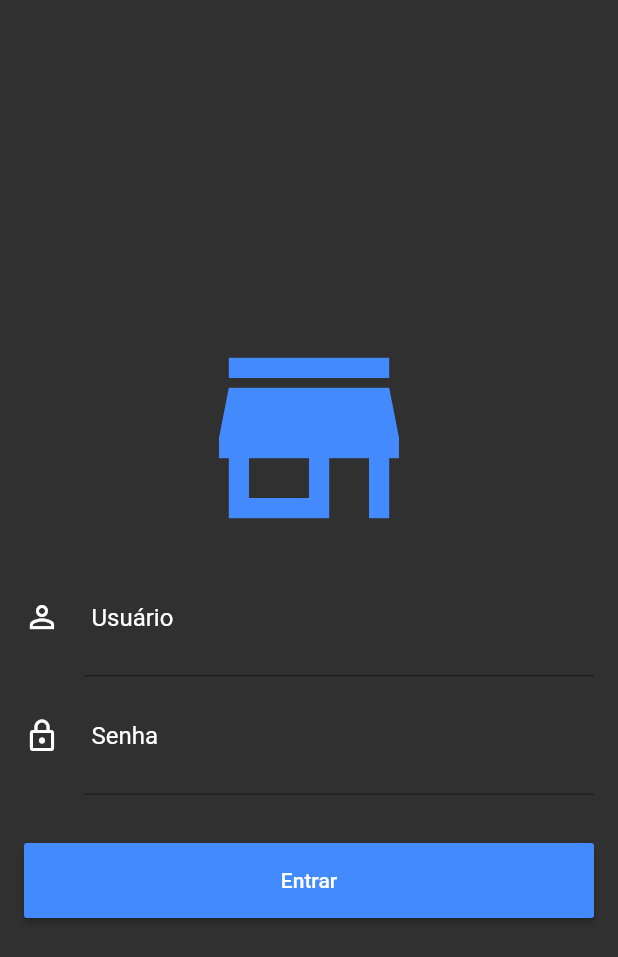
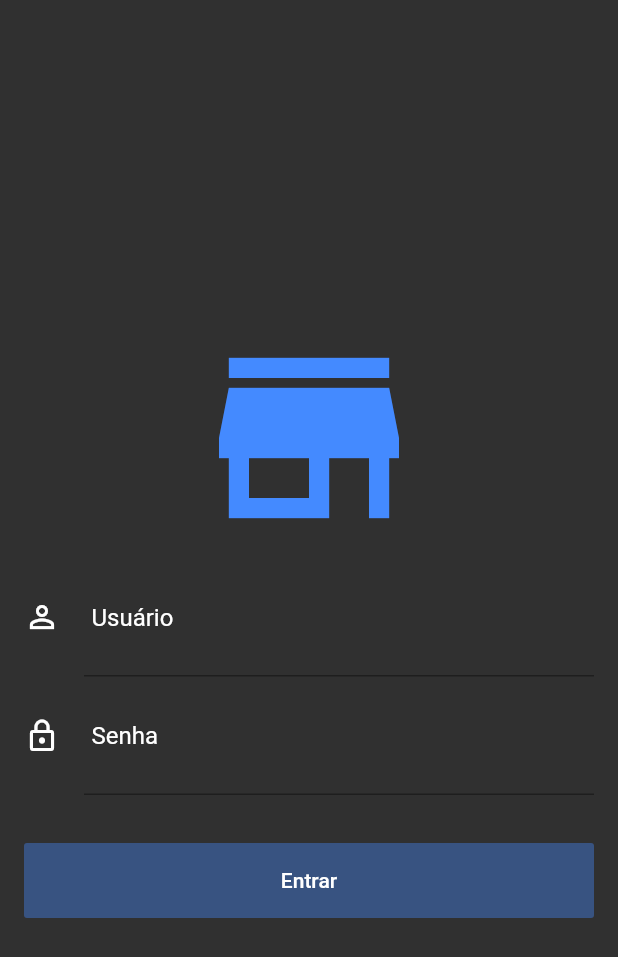
Before and after one commit to Greynowver/gerencia_loja, a Flutter app: the screen it shows after launch, on a phone screen of 412 x 824 dp. Shown: the top 957 px of the screen. Run offline on Flutter 3.47's test engine with Material 2 defaults, Android fonts, the phone set to English and light mode, and no system bars; our stand-ins replace rxdart; missing offline and left inert: bloc_pattern.

Commit message:
Validação dos campos de Login Finalizados.

```diff
--- a/lib/blocs/login_bloc.dart
+++ b/lib/blocs/login_bloc.dart
@@ -10,6 +10,13 @@ class LoginBloc extends BlocBase with LoginValidators {
   Stream<String> get outEmail => _emailController.stream.transform(validateEmail);
   Stream<String> get outPassword => _passwordController.stream.transform(validatePassword);
 
+  Stream<bool> get outSubmitValid => Observable.combineLatest2(
+      outEmail, outPassword, (a, b) => true
+  );
+
+  Function(String) get changeEmail => _emailController.sink.add;
+  Function(String) get changePassword => _passwordController.sink.add;
+
   @override
   void dispose(){
     _emailController.close();
--- a/lib/screens/login_screen.dart
+++ b/lib/screens/login_screen.dart
@@ -1,4 +1,5 @@
 import 'package:flutter/material.dart';
+import 'package:gerenciamento_loja/blocs/login_bloc.dart';
 import 'package:gerenciamento_loja/widgets/input_field.dart';
 
 class LoginScreen extends StatefulWidget {
@@ -7,6 +8,9 @@ class LoginScreen extends StatefulWidget {
 }
 
 class _LoginScreenState extends State<LoginScreen> {
+
+  final _loginBloc = LoginBloc();
+
   @override
   Widget build(BuildContext context) {
     return Scaffold(
@@ -30,21 +34,31 @@ class _LoginScreenState extends State<LoginScreen> {
                     icon: Icons.person_outline,
                     hint: "Usuário",
                     obscure: false,
+                    stream: _loginBloc.outEmail,
+                    onChanged: _loginBloc.changeEmail,
                   ),
                  InputField(
                    icon: Icons.lock_outline,
                    hint: "Senha",
                    obscure: true,
+                   stream: _loginBloc.outPassword,
+                   onChanged: _loginBloc.changePassword,
                  ),
                  SizedBox(height: 32.0,),
-                 SizedBox(
+                 StreamBuilder<bool>(
+                   stream: _loginBloc.outSubmitValid,
+                   builder: (context, snapshot) {
+                     return SizedBox(
                        height: 50,
                        child: RaisedButton(
                          color: Colors.blueAccent,
                          child: Text("Entrar"),
-                     onPressed: (){},
+                         onPressed: snapshot.hasData ? (){} : null,
                          textColor: Colors.white,
+                         disabledColor: Colors.blueAccent.withAlpha(100),
                        ),
+                     );
+                   }
                  )
                 ],
               ),
--- a/lib/validators/login_validators.dart
+++ b/lib/validators/login_validators.dart
@@ -8,7 +8,7 @@ class LoginValidators {
         sink.add(email);
       }
       else {
-        sink.addError("Insira i, e-mail válido");
+        sink.addError("Insira um e-mail válido");
       }
     }
   );
--- a/lib/widgets/input_field.dart
+++ b/lib/widgets/input_field.dart
@@ -5,13 +5,19 @@ class InputField extends StatelessWidget {
   final IconData icon;
   final String hint;
   final bool obscure;
+  final Stream<String> stream;
+  final Function(String) onChanged;
 
-  InputField({this.icon, this.hint, this.obscure});
+  InputField({this.icon, this.hint, this.obscure, this.stream, this.onChanged});
 
 
   @override
   Widget build(BuildContext context) {
+    return StreamBuilder<String>(
+      stream: stream,
+      builder: (context, snapshot) {
         return TextField(
+          onChanged: onChanged,
           decoration: InputDecoration(
             icon: Icon(icon, color: Colors.white,),
             hintText: hint,
@@ -24,10 +30,13 @@ class InputField extends StatelessWidget {
               right: 30,
               bottom: 30,
               top: 30
-        )
+            ),
+            errorText: snapshot.hasError ? snapshot.error : null,
           ),
           style: TextStyle(color: Colors.white),
           obscureText: obscure,
         );
       }
+    );
   }
+}
```
Lines whose indentation alone changed are shown as unchanged.
